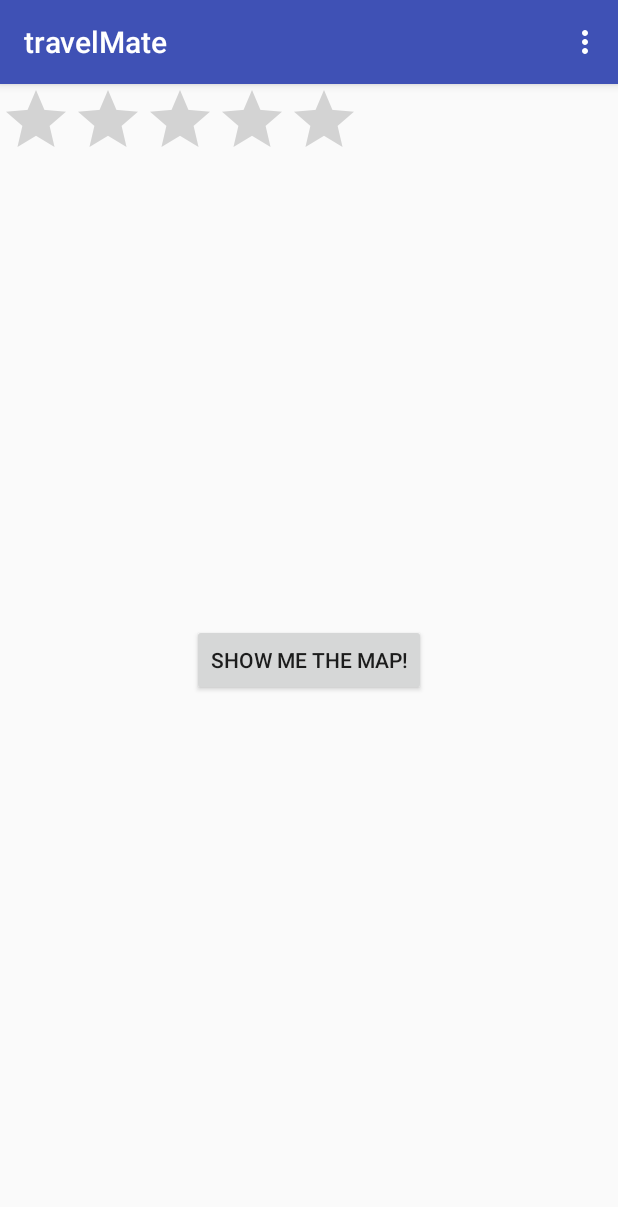
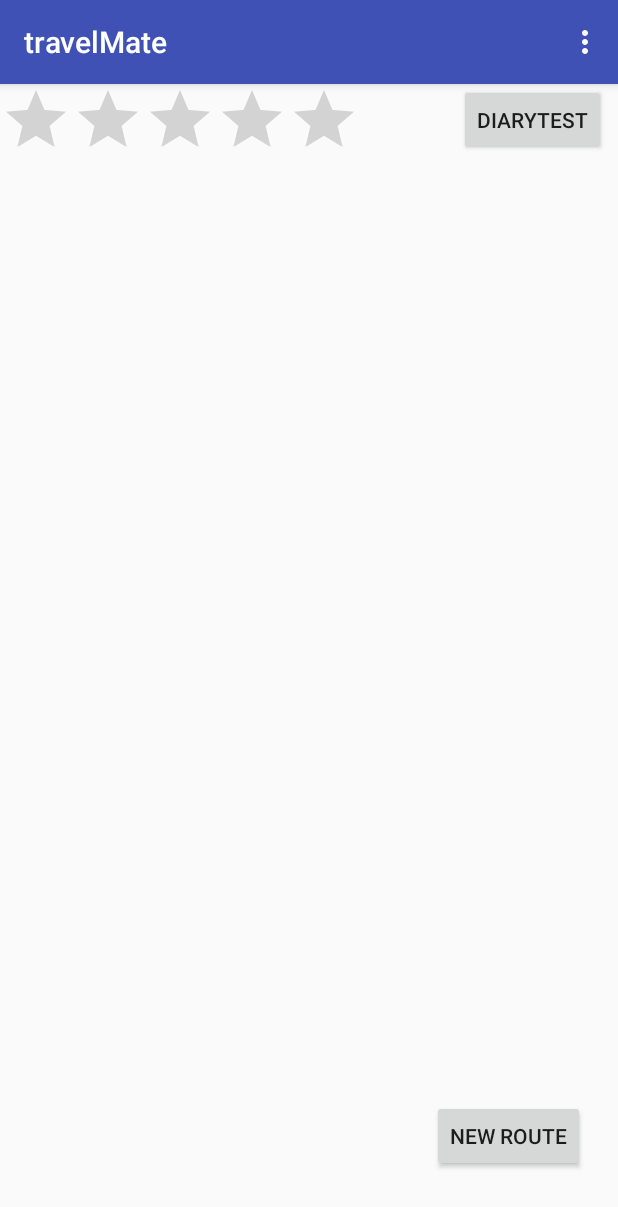
Before and after one commit to andrelacross/travelMate, an Android app: the screen it shows after launch (MainActivity), on a phone screen of 412 x 824 dp. Shown: the top 1207 px of the screen. Run offline under Robolectric (Android 15) with nearby library versions, the phone set to English and light mode, and no system bars.

Commit message:
Diary / Routeobjekt hinzugefügt und teilweise eingebunden

```diff
--- a/app/src/main/java/mobil/commerce/travelmate/MapsActivity.java
+++ b/app/src/main/java/mobil/commerce/travelmate/MapsActivity.java
@@ -7,6 +7,7 @@ import android.support.v4.app.ActivityCompat;
 import android.support.v4.app.FragmentActivity;
 import android.os.Bundle;
 import android.support.v4.content.ContextCompat;
+import android.support.v7.app.AppCompatActivity;
 import android.util.Log;
 import android.widget.Toast;
 import android.Manifest;
@@ -50,6 +51,7 @@ public class MapsActivity extends FragmentActivity implements OnMapReadyCallback
 
         mapFragment.getMapAsync(MapsActivity.this);
     }
+
 
     private void getLocationPermission(){
         Log.d(TAG, "getLocationPermission: getting location permissions");
--- a/app/src/main/java/mobil/commerce/travelmate/MateObject.java
+++ b/app/src/main/java/mobil/commerce/travelmate/objects/MateObject.java
@@ -1,4 +1,4 @@
-package mobil.commerce.travelmate;
+package mobil.commerce.travelmate.objects;
 
 /**
  * Created by eiked on 11.12.2017.
--- a/app/src/main/res/layout/activity_main.xml
+++ b/app/src/main/res/layout/activity_main.xml
@@ -7,14 +7,35 @@
     tools:context="mobil.commerce.travelmate.MainActivity">
 
     <Button
+        android:id="@+id/btn_diaryTest"
+        android:layout_width="wrap_content"
+        android:layout_height="wrap_content"
+        android:layout_marginEnd="8dp"
+        android:text="DiaryTest"
+        app:layout_constraintEnd_toEndOf="parent" />
+
+    <ListView
+        android:id="@+id/listView_routes"
+        android:layout_width="match_parent"
+        android:layout_height="456dp"
+        android:layout_marginBottom="8dp"
+        android:layout_marginTop="8dp"
+        app:layout_constraintBottom_toBottomOf="parent"
+        app:layout_constraintTop_toTopOf="parent"
+        app:layout_constraintVertical_bias="0.794"
+        tools:layout_editor_absoluteX="0dp" />
+
+    <Button
         android:id="@+id/btnMap"
         android:layout_width="wrap_content"
         android:layout_height="wrap_content"
-        android:text="Show me the Map!"
+        android:text="New Route"
         app:layout_constraintBottom_toBottomOf="parent"
+        app:layout_constraintHorizontal_bias="0.929"
         app:layout_constraintLeft_toLeftOf="parent"
         app:layout_constraintRight_toRightOf="parent"
-        app:layout_constraintTop_toTopOf="parent" />
+        app:layout_constraintTop_toTopOf="parent"
+        app:layout_constraintVertical_bias="0.941" />
 
     <RatingBar
         android:id="@+id/ratingBar"
--- a/app/src/main/res/layout/activity_mates.xml
+++ b/app/src/main/res/layout/activity_mates.xml
@@ -32,12 +32,16 @@
 
         <ImageButton
             android:id="@+id/btn_mate_add"
+            style="?attr/imageButtonStyle"
             android:layout_width="wrap_content"
             android:layout_height="wrap_content"
             android:layout_alignParentBottom="true"
             android:layout_alignParentEnd="true"
             android:layout_marginBottom="27dp"
             android:layout_marginEnd="37dp"
+            android:background="@drawable/diary_entry"
+            android:scaleX="1.3"
+            android:scaleY="1.3"
             app:srcCompat="@android:drawable/ic_menu_add" />
 
     </RelativeLayout>
```
Also changed, not shown: app/src/main/java/mobil/commerce/travelmate/MainActivity.java (+50 -0 lines), app/src/main/java/mobil/commerce/travelmate/Mates.java (+8 -1 lines), app/src/main/java/mobil/commerce/travelmate/MyRoutes.java (+9 -0 lines), app/src/main/java/mobil/commerce/travelmate/RoutePlaner.java (+13 -1 lines), app/src/main/java/mobil/commerce/travelmate/TravelDiary.java (+12 -0 lines), app/src/main/java/mobil/commerce/travelmate/objects/DiaryObject.java (added, +44 -0 lines), app/src/main/java/mobil/commerce/travelmate/objects/RouteObject.java (added, +52 -0 lines), app/src/main/res/layout/activity_maps.xml (+17 -7 lines), app/src/main/res/layout/search_mate_dialog.xml (renamed from app/src/main/res/layout/add_mate.xml).
